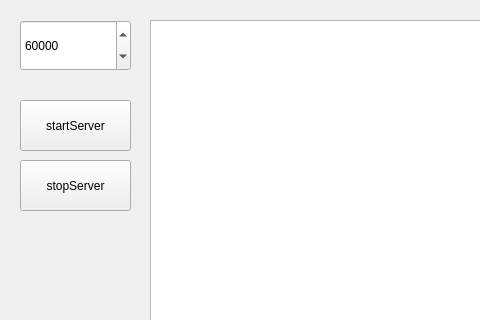
This is chat_server/gui/MainWindow.ui in xzbey/ChatApp as Qt 5 draws it before an edit; both pictures show x 0 to 480 and y 0 to 320 of the 753 by 539 pixel window. The edited form follows.
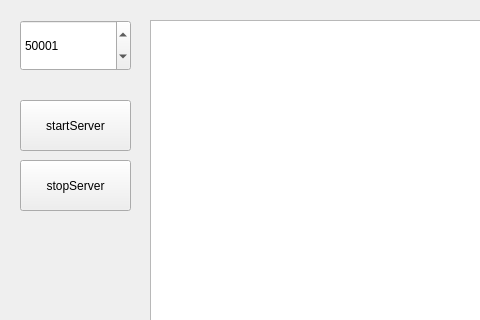
This is the edited form.

Diff of the .ui file:
```diff
--- a/chat_server/gui/MainWindow.ui
+++ b/chat_server/gui/MainWindow.ui
@@ -30,7 +30,7 @@
      <number>65535</number>
     </property>
     <property name="value">
-     <number>60000</number>
+     <number>50001</number>
     </property>
    </widget>
    <widget class="QPushButton" name="startServerBtn">
```
